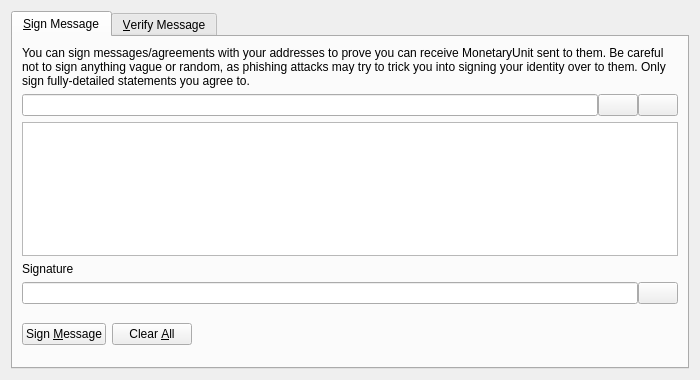
First picture: the form in src/qt/forms/signverifymessagedialog.ui, repository KKnight99/SKTCore, before the edit.
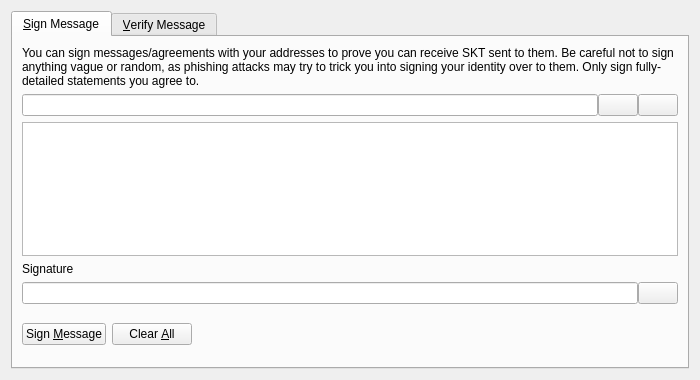
Second picture: the form after the edit. Custom widgets are drawn as their Qt base class.

The edit to the form file:
```diff
--- a/src/qt/forms/signverifymessagedialog.ui
+++ b/src/qt/forms/signverifymessagedialog.ui
@@ -30,7 +30,7 @@
        <item>
         <widget class="QLabel" name="infoLabel_SM">
          <property name="text">
-          <string>You can sign messages/agreements with your addresses to prove you can receive MonetaryUnit sent to them. Be careful not to sign anything vague or random, as phishing attacks may try to trick you into signing your identity over to them. Only sign fully-detailed statements you agree to.</string>
+          <string>You can sign messages/agreements with your addresses to prove you can receive SKT sent to them. Be careful not to sign anything vague or random, as phishing attacks may try to trick you into signing your identity over to them. Only sign fully-detailed statements you agree to.</string>
          </property>
          <property name="textFormat">
           <enum>Qt::PlainText</enum>
```
Left out of the diff: 8 changed lines with no effect on the pictures.
